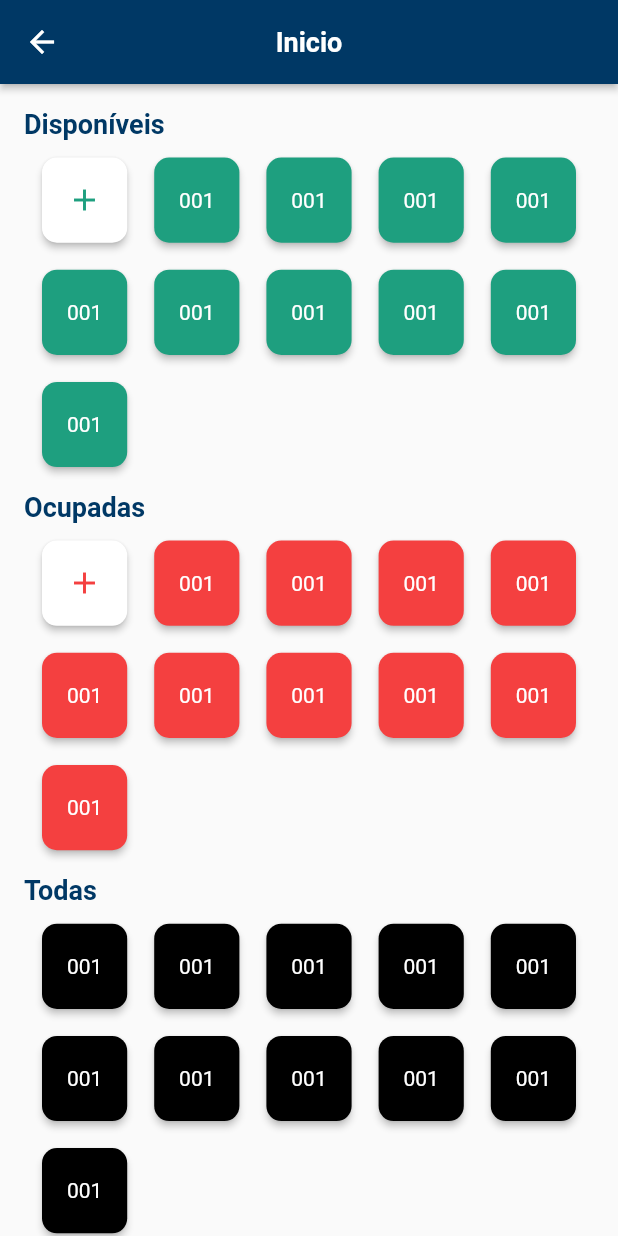
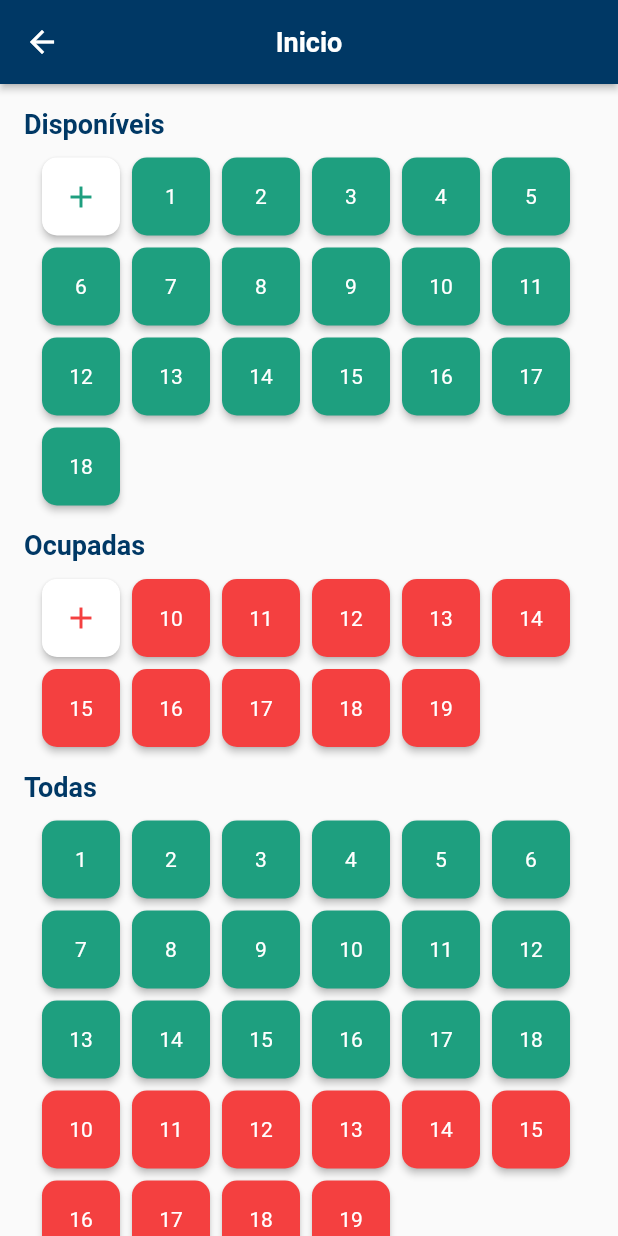
Before and after one commit to antonxandre/estacionamento, a Flutter app: the HomeView screen opened by its route, on a phone screen of 412 x 824 dp. Run offline on Flutter 3.47's test engine with Material 2 defaults, Android fonts, the phone set to English and light mode, and no system bars; our stand-ins replace get.

Commit message:
Ajuste nas views e adicionado novos metodos

```diff
--- a/lib/app/data/components/card_ocupacao.dart
+++ b/lib/app/data/components/card_ocupacao.dart
@@ -14,11 +14,15 @@ class CardOcupacaoNew extends StatelessWidget {
   Widget build(BuildContext context) {
     return GestureDetector(
       onTap: onTap,
+      child: SizedBox(
+        height: 60,
+        width: 60,
         child: Card(
             child: Icon(
           Icons.add,
           color: color,
         )),
+      ),
     );
   }
 }
@@ -39,13 +43,17 @@ class CardOcupacao extends StatelessWidget {
   Widget build(BuildContext context) {
     return GestureDetector(
       onTap: onTap,
+      child: SizedBox(
+        height: 60,
+        width: 60,
         child: Card(
             color: color,
-          child: const Center(
+            child: Center(
                 child: Text(
-            '001',
-            style: TextStyle(color: Colors.white),
+              name,
+              style: const TextStyle(color: Colors.white),
             ))),
+      ),
     );
   }
 }
--- a/lib/app/data/models/vaga_model.dart
+++ b/lib/app/data/models/vaga_model.dart
@@ -1,11 +1,13 @@
 import 'dart:convert';
 
 class VagaModel {
+  int id;
   String name;
   bool occupied;
   DateTime enterAtl;
   DateTime leftAt;
   VagaModel({
+    required this.id,
     required this.name,
     required this.occupied,
     required this.enterAtl,
@@ -13,12 +15,14 @@ class VagaModel {
   });
 
   VagaModel copyWith({
+    int? id,
     String? name,
     bool? occupied,
     DateTime? enterAtl,
     DateTime? leftAt,
   }) {
     return VagaModel(
+      id: id ?? this.id,
       name: name ?? this.name,
       occupied: occupied ?? this.occupied,
       enterAtl: enterAtl ?? this.enterAtl,
@@ -28,6 +32,7 @@ class VagaModel {
 
   Map<String, dynamic> toMap() {
     return {
+      'id': id,
       'name': name,
       'occupied': occupied,
       'enterAtl': enterAtl.millisecondsSinceEpoch,
@@ -37,6 +42,7 @@ class VagaModel {
 
   factory VagaModel.fromMap(Map<String, dynamic> map) {
     return VagaModel(
+      id: map['id']?.toInt() ?? 0,
       name: map['name'] ?? '',
       occupied: map['occupied'] ?? false,
       enterAtl: DateTime.fromMillisecondsSinceEpoch(map['enterAtl']),
@@ -51,7 +57,7 @@ class VagaModel {
 
   @override
   String toString() {
-    return 'VagaModel(name: $name, occupied: $occupied, enterAtl: $enterAtl, leftAt: $leftAt)';
+    return 'VagaModel(id: $id, name: $name, occupied: $occupied, enterAtl: $enterAtl, leftAt: $leftAt)';
   }
 
   @override
@@ -59,6 +65,7 @@ class VagaModel {
     if (identical(this, other)) return true;
 
     return other is VagaModel &&
+        other.id == id &&
         other.name == name &&
         other.occupied == occupied &&
         other.enterAtl == enterAtl &&
@@ -67,7 +74,8 @@ class VagaModel {
 
   @override
   int get hashCode {
-    return name.hashCode ^
+    return id.hashCode ^
+        name.hashCode ^
         occupied.hashCode ^
         enterAtl.hashCode ^
         leftAt.hashCode;
--- /dev/null
+++ b/lib/app/data/repositories/vaga_repository.dart
@@ -0,0 +1,29 @@
+import 'package:estacionamento/app/data/models/vaga_model.dart';
+
+class VagaRepository {
+  List<VagaModel> findDisponiveis() {
+    return List.generate(
+      18,
+      (index) => VagaModel(
+        id: index + 1,
+        name: "${index + 1}",
+        occupied: false,
+        enterAtl: DateTime.now(),
+        leftAt: DateTime.now(),
+      ),
+    );
+  }
+
+  List<VagaModel> findOcupados() {
+    return List.generate(
+      10,
+      (index) => VagaModel(
+        id: index + 10,
+        name: "${index + 10}",
+        occupied: true,
+        enterAtl: DateTime.now(),
+        leftAt: DateTime.now(),
+      ),
+    );
+  }
+}
--- a/lib/app/modules/home/controllers/home_controller.dart
+++ b/lib/app/modules/home/controllers/home_controller.dart
@@ -1,8 +1,30 @@
+import 'package:estacionamento/app/data/models/vaga_model.dart';
+import 'package:estacionamento/app/data/repositories/vaga_repository.dart';
 import 'package:get/get.dart';
 
 class HomeController extends GetxController {
+  final vagasDisponiveis = <VagaModel>[].obs;
+  final vagasOcupadas = <VagaModel>[].obs;
+  final vagasTodas = <VagaModel>[].obs;
+  final _vagaRepository = VagaRepository();
+
   @override
   void onInit() {
+    vagasDisponiveis.value = _vagaRepository.findDisponiveis();
+    vagasOcupadas.value = _vagaRepository.findOcupados();
+    vagasTodas.addAll(vagasDisponiveis);
+    vagasTodas.addAll(vagasOcupadas);
     super.onInit();
   }
+
+  adicionarVagaDisponivel([VagaModel? vaga]) {
+    vagasDisponiveis.add(vagasDisponiveis.first);
+
+    // add em todos
+  }
+
+  adicionarVagaOcupada([VagaModel? vaga]) {
+    vagasOcupadas.add(vagasDisponiveis.first);
+    // add em todos
+  }
 }
--- a/lib/app/modules/home/views/disponiveis_view.dart
+++ b/lib/app/modules/home/views/disponiveis_view.dart
@@ -1,43 +1,39 @@
+import 'package:flutter/material.dart';
+
 import 'package:estacionamento/app/data/components/card_ocupacao.dart';
+import 'package:estacionamento/app/data/models/vaga_model.dart';
 import 'package:estacionamento/app/data/theme/app_theme.dart';
-import 'package:estacionamento/app/modules/home/controllers/home_controller.dart';
-import 'package:flutter/material.dart';
 import 'package:get/get.dart';
 
-class DisponiveisView extends GetView<HomeController> {
-  const DisponiveisView({Key? key}) : super(key: key);
+class DisponiveisView extends StatelessWidget {
   final color = AppTheme.success;
+  final Function([VagaModel vaga]) onVagaPressed;
+
+  final RxList<VagaModel> vagas;
+  const DisponiveisView({
+    Key? key,
+    required this.vagas,
+    required this.onVagaPressed,
+  }) : super(key: key);
+
   @override
   Widget build(BuildContext context) {
     return Padding(
-      padding: const EdgeInsets.fromLTRB(8, 8, 8, 12),
-      child: GridView.builder(
-        shrinkWrap: true,
-        physics: const NeverScrollableScrollPhysics(),
-        gridDelegate: const SliverGridDelegateWithFixedCrossAxisCount(
-          crossAxisCount: 5,
-          crossAxisSpacing: 10,
-          mainAxisSpacing: 10,
-        ),
-        itemCount: 10 + 1,
-        itemBuilder: (_, index) {
-          if (index == 0) {
-            return CardOcupacaoNew(
-              color: color,
-              onTap: () {
-                debugPrint('new Tap');
-              },
-            );
-          }
-          return CardOcupacao(
-            name: '1',
-            color: color,
-            onTap: () {
-              debugPrint('tapp ');
-            },
-          );
-        },
-      ),
-    );
+        padding: const EdgeInsets.fromLTRB(8, 8, 8, 12),
+        child: Obx(() => Wrap(
+              children: [
+                CardOcupacaoNew(
+                  color: color,
+                  onTap: onVagaPressed,
+                ),
+                ...vagas
+                    .map<Widget>((e) => CardOcupacao(
+                          name: e.name,
+                          color: color,
+                          onTap: () => onVagaPressed(e),
+                        ))
+                    .toList()
+              ],
+            )));
   }
 }
--- a/lib/app/modules/home/views/home_view.dart
+++ b/lib/app/modules/home/views/home_view.dart
@@ -22,17 +22,25 @@ class HomeView extends GetView<HomeController> {
           crossAxisAlignment: CrossAxisAlignment.start,
           children: [
             Text('Disponíveis', style: Theme.of(context).textTheme.headline6),
-            const DisponiveisView(),
+            DisponiveisView(
+              vagas: controller.vagasDisponiveis,
+              onVagaPressed: controller.adicionarVagaDisponivel,
+            ),
             Text(
               'Ocupadas',
               style: Theme.of(context).textTheme.headline6,
             ),
-            const OcupadasView(),
+            OcupadasView(
+              vagas: controller.vagasOcupadas,
+              onVagaPressed: controller.adicionarVagaOcupada,
+            ),
             Text(
               'Todas',
               style: Theme.of(context).textTheme.headline6,
             ),
-            const TodasView(),
+            TodasView(
+              vagas: controller.vagasTodas,
+            ),
           ],
         ),
       ),
--- a/lib/app/modules/home/views/ocupadas_view.dart
+++ b/lib/app/modules/home/views/ocupadas_view.dart
@@ -1,43 +1,39 @@
+import 'package:flutter/material.dart';
+
 import 'package:estacionamento/app/data/components/card_ocupacao.dart';
+import 'package:estacionamento/app/data/models/vaga_model.dart';
 import 'package:estacionamento/app/data/theme/app_theme.dart';
-import 'package:estacionamento/app/modules/home/controllers/home_controller.dart';
-import 'package:flutter/material.dart';
 import 'package:get/get.dart';
 
-class OcupadasView extends GetView<HomeController> {
-  const OcupadasView({Key? key}) : super(key: key);
+class OcupadasView extends StatelessWidget {
   final color = AppTheme.error;
+  final RxList<VagaModel> vagas;
+  final Function([VagaModel vaga]) onVagaPressed;
+
+  const OcupadasView({
+    Key? key,
+    required this.vagas,
+    required this.onVagaPressed,
+  }) : super(key: key);
+
   @override
   Widget build(BuildContext context) {
     return Padding(
-      padding: const EdgeInsets.fromLTRB(8, 8, 8, 12),
-      child: GridView.builder(
-        shrinkWrap: true,
-        physics: const NeverScrollableScrollPhysics(),
-        gridDelegate: const SliverGridDelegateWithFixedCrossAxisCount(
-          crossAxisCount: 5,
-          crossAxisSpacing: 10,
-          mainAxisSpacing: 10,
-        ),
-        itemCount: 10 + 1,
-        itemBuilder: (_, index) {
-          if (index == 0) {
-            return CardOcupacaoNew(
-              color: color,
-              onTap: () {
-                debugPrint('new Tap');
-              },
-            );
-          }
-          return CardOcupacao(
-            name: '1',
-            color: color,
-            onTap: () {
-              debugPrint('tapp ');
-            },
-          );
-        },
-      ),
-    );
+        padding: const EdgeInsets.fromLTRB(8, 8, 8, 12),
+        child: Obx(() => Wrap(
+              children: [
+                CardOcupacaoNew(
+                  color: color,
+                  onTap: onVagaPressed,
+                ),
+                ...vagas
+                    .map<Widget>((e) => CardOcupacao(
+                          name: e.name,
+                          color: color,
+                          onTap: () => onVagaPressed(e),
+                        ))
+                    .toList()
+              ],
+            )));
   }
 }
--- a/lib/app/modules/home/views/todas_view.dart
+++ b/lib/app/modules/home/views/todas_view.dart
@@ -1,33 +1,33 @@
-import 'package:estacionamento/app/data/components/card_ocupacao.dart';
-import 'package:estacionamento/app/modules/home/controllers/home_controller.dart';
+import 'package:estacionamento/app/data/theme/app_theme.dart';
 import 'package:flutter/material.dart';
 import 'package:get/get.dart';
 
-class TodasView extends GetView<HomeController> {
-  const TodasView({Key? key}) : super(key: key);
+import 'package:estacionamento/app/data/components/card_ocupacao.dart';
+import 'package:estacionamento/app/data/models/vaga_model.dart';
+
+class TodasView extends StatelessWidget {
+  final RxList<VagaModel> vagas;
+  const TodasView({
+    Key? key,
+    required this.vagas,
+  }) : super(key: key);
   @override
   Widget build(BuildContext context) {
     return Padding(
       padding: const EdgeInsets.fromLTRB(8, 8, 8, 12),
-      child: GridView.builder(
-        shrinkWrap: true,
-        physics: const NeverScrollableScrollPhysics(),
-        gridDelegate: const SliverGridDelegateWithFixedCrossAxisCount(
-          crossAxisCount: 5,
-          crossAxisSpacing: 10,
-          mainAxisSpacing: 10,
+      child: Obx(
+        () => Wrap(
+          children: vagas
+              .map<Widget>((e) => CardOcupacao(
+                    name: e.name,
+                    color: e.occupied ? AppTheme.error : AppTheme.success,
+                    onTap: () {
+                      debugPrint('tapp ');
+                      // swap();
+                    },
+                  ))
+              .toList(),
         ),
-        itemCount: 10 + 1,
-        itemBuilder: (_, index) {
-          // TODO: identificar se está ocupado ou não, pra mudar acor
-          return CardOcupacao(
-            name: '1',
-            color: Colors.black,
-            onTap: () {
-              debugPrint('tap');
-            },
-          );
-        },
       ),
     );
   }
```
Lines whose indentation alone changed are shown as unchanged.
